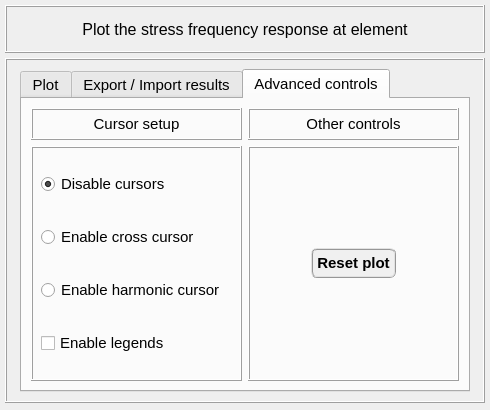
Qt form data/user_input/ui/plots_/results_/structural_/plot_stress_frequency_response_input.ui (open-pulse/OpenPulse) before a commit.
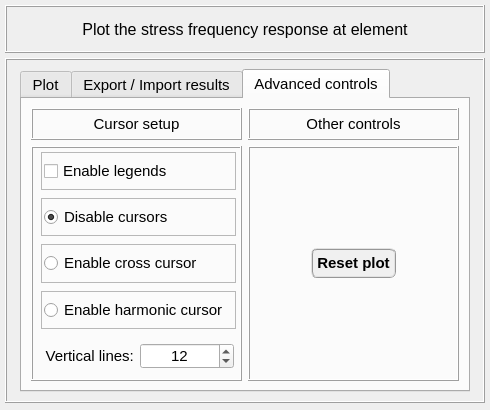
The same form after that commit. The open tabs and pages were chosen to show the change.

Commit message: Adding harmonic cursor to structural plots #165

Patch:
```diff
--- a/data/user_input/ui/plots_/results_/structural_/plot_stress_frequency_response_input.ui
+++ b/data/user_input/ui/plots_/results_/structural_/plot_stress_frequency_response_input.ui
@@ -1694,6 +1694,30 @@
              <property name="verticalSpacing">
               <number>8</number>
              </property>
+             <item row="1" column="0">
+              <widget class="QFrame" name="frame_17">
+               <property name="frameShape">
+                <enum>QFrame::StyledPanel</enum>
+               </property>
+               <property name="frameShadow">
+                <enum>QFrame::Raised</enum>
+               </property>
+               <layout class="QGridLayout" name="gridLayout_14">
+                <property name="leftMargin">
+                 <number>2</number>
+                </property>
+                <property name="topMargin">
+                 <number>2</number>
+                </property>
+                <property name="rightMargin">
+                 <number>2</number>
+                </property>
+                <property name="bottomMargin">
+                 <number>2</number>
+                </property>
+                <property name="spacing">
+                 <number>2</number>
+                </property>
              <item row="0" column="0">
               <widget class="QRadioButton" name="radioButton_disable_cursors">
                <property name="minimumSize">
@@ -1723,40 +1747,39 @@
                <property name="checked">
                 <bool>true</bool>
                </property>
-              </widget>
-             </item>
-             <item row="3" column="0">
-              <widget class="QCheckBox" name="checkBox_legends">
-               <property name="minimumSize">
-                <size>
-                 <width>75</width>
-                 <height>26</height>
-                </size>
+                  <attribute name="buttonGroup">
+                   <string notr="true">buttonGroup</string>
+                  </attribute>
+                 </widget>
+                </item>
+               </layout>
+              </widget>
+             </item>
+             <item row="2" column="0">
+              <widget class="QFrame" name="frame_16">
+               <property name="frameShape">
+                <enum>QFrame::StyledPanel</enum>
                </property>
-               <property name="maximumSize">
-                <size>
-                 <width>200</width>
-                 <height>26</height>
-                </size>
+               <property name="frameShadow">
+                <enum>QFrame::Raised</enum>
                </property>
-               <property name="font">
-                <font>
-                 <family>Arial</family>
-                 <pointsize>11</pointsize>
-                 <weight>50</weight>
-                 <italic>false</italic>
-                 <bold>false</bold>
-                </font>
-               </property>
-               <property name="text">
-                <string>Enable legends</string>
-               </property>
-               <property name="checked">
-                <bool>false</bool>
-               </property>
-              </widget>
-             </item>
-             <item row="1" column="0">
+               <layout class="QGridLayout" name="gridLayout_15">
+                <property name="leftMargin">
+                 <number>2</number>
+                </property>
+                <property name="topMargin">
+                 <number>2</number>
+                </property>
+                <property name="rightMargin">
+                 <number>2</number>
+                </property>
+                <property name="bottomMargin">
+                 <number>2</number>
+                </property>
+                <property name="spacing">
+                 <number>2</number>
+                </property>
+                <item row="0" column="0">
               <widget class="QRadioButton" name="radioButton_cross_cursor">
                <property name="minimumSize">
                 <size>
@@ -1785,9 +1808,180 @@
                <property name="checked">
                 <bool>false</bool>
                </property>
-              </widget>
-             </item>
-             <item row="2" column="0">
+                  <attribute name="buttonGroup">
+                   <string notr="true">buttonGroup</string>
+                  </attribute>
+                 </widget>
+                </item>
+               </layout>
+              </widget>
+             </item>
+             <item row="0" column="0">
+              <widget class="QFrame" name="frame_18">
+               <property name="frameShape">
+                <enum>QFrame::StyledPanel</enum>
+               </property>
+               <property name="frameShadow">
+                <enum>QFrame::Raised</enum>
+               </property>
+               <layout class="QGridLayout" name="gridLayout_16">
+                <property name="leftMargin">
+                 <number>2</number>
+                </property>
+                <property name="topMargin">
+                 <number>2</number>
+                </property>
+                <property name="rightMargin">
+                 <number>2</number>
+                </property>
+                <property name="bottomMargin">
+                 <number>2</number>
+                </property>
+                <property name="spacing">
+                 <number>2</number>
+                </property>
+                <item row="0" column="0">
+                 <widget class="QCheckBox" name="checkBox_legends">
+                  <property name="minimumSize">
+                   <size>
+                    <width>75</width>
+                    <height>26</height>
+                   </size>
+                  </property>
+                  <property name="maximumSize">
+                   <size>
+                    <width>200</width>
+                    <height>26</height>
+                   </size>
+                  </property>
+                  <property name="font">
+                   <font>
+                    <family>Arial</family>
+                    <pointsize>11</pointsize>
+                    <weight>50</weight>
+                    <italic>false</italic>
+                    <bold>false</bold>
+                   </font>
+                  </property>
+                  <property name="text">
+                   <string>Enable legends</string>
+                  </property>
+                  <property name="checked">
+                   <bool>false</bool>
+                  </property>
+                 </widget>
+                </item>
+               </layout>
+              </widget>
+             </item>
+             <item row="4" column="0">
+              <widget class="QFrame" name="frame_vertical_lines">
+               <property name="frameShape">
+                <enum>QFrame::NoFrame</enum>
+               </property>
+               <property name="frameShadow">
+                <enum>QFrame::Raised</enum>
+               </property>
+               <layout class="QGridLayout" name="gridLayout_13">
+                <property name="leftMargin">
+                 <number>2</number>
+                </property>
+                <property name="topMargin">
+                 <number>2</number>
+                </property>
+                <property name="rightMargin">
+                 <number>2</number>
+                </property>
+                <property name="bottomMargin">
+                 <number>2</number>
+                </property>
+                <property name="spacing">
+                 <number>2</number>
+                </property>
+                <item row="0" column="1">
+                 <widget class="QSpinBox" name="spinBox_vertical_lines">
+                  <property name="minimumSize">
+                   <size>
+                    <width>0</width>
+                    <height>26</height>
+                   </size>
+                  </property>
+                  <property name="maximumSize">
+                   <size>
+                    <width>16777215</width>
+                    <height>26</height>
+                   </size>
+                  </property>
+                  <property name="alignment">
+                   <set>Qt::AlignCenter</set>
+                  </property>
+                  <property name="minimum">
+                   <number>2</number>
+                  </property>
+                  <property name="maximum">
+                   <number>20</number>
+                  </property>
+                  <property name="value">
+                   <number>12</number>
+                  </property>
+                 </widget>
+                </item>
+                <item row="0" column="0">
+                 <widget class="QLabel" name="label_4">
+                  <property name="minimumSize">
+                   <size>
+                    <width>0</width>
+                    <height>26</height>
+                   </size>
+                  </property>
+                  <property name="maximumSize">
+                   <size>
+                    <width>16777215</width>
+                    <height>26</height>
+                   </size>
+                  </property>
+                  <property name="baseSize">
+                   <size>
+                    <width>0</width>
+                    <height>0</height>
+                   </size>
+                  </property>
+                  <property name="text">
+                   <string>Vertical lines: </string>
+                  </property>
+                  <property name="alignment">
+                   <set>Qt::AlignRight|Qt::AlignTrailing|Qt::AlignVCenter</set>
+                  </property>
+                 </widget>
+                </item>
+               </layout>
+              </widget>
+             </item>
+             <item row="3" column="0">
+              <widget class="QFrame" name="frame_15">
+               <property name="frameShape">
+                <enum>QFrame::StyledPanel</enum>
+               </property>
+               <property name="frameShadow">
+                <enum>QFrame::Raised</enum>
+               </property>
+               <layout class="QGridLayout" name="gridLayout_12">
+                <property name="leftMargin">
+                 <number>2</number>
+                </property>
+                <property name="topMargin">
+                 <number>2</number>
+                </property>
+                <property name="rightMargin">
+                 <number>2</number>
+                </property>
+                <property name="bottomMargin">
+                 <number>2</number>
+                </property>
+                <property name="spacing">
+                 <number>2</number>
+                </property>
+                <item row="0" column="0">
               <widget class="QRadioButton" name="radioButton_harmonic_cursor">
                <property name="minimumSize">
                 <size>
@@ -1816,6 +2010,12 @@
                <property name="checked">
                 <bool>false</bool>
                </property>
+                  <attribute name="buttonGroup">
+                   <string notr="true">buttonGroup</string>
+                  </attribute>
+                 </widget>
+                </item>
+               </layout>
               </widget>
              </item>
             </layout>
```
Left out of the diff: 17 changed lines with no effect on the pictures. Lines whose indentation alone changed are shown as unchanged. The commit also changes 15 other files.
